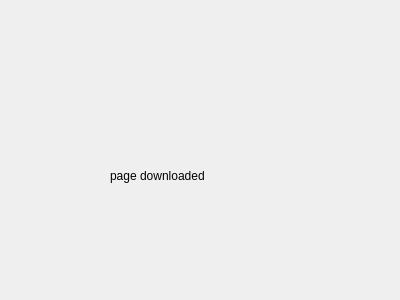
Before: the Qt Designer form page_downloaded.ui in cloudfirst/bigFileTool, drawn with Qt 5.
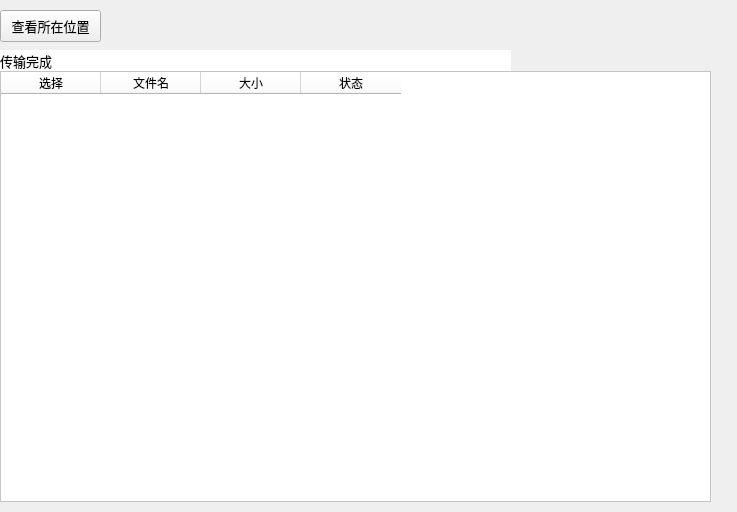
After: the same form once the commit is applied.

```diff
--- a/page_downloaded.ui
+++ b/page_downloaded.ui
@@ -6,26 +6,139 @@
    <rect>
     <x>0</x>
     <y>0</y>
-    <width>400</width>
-    <height>300</height>
+    <width>737</width>
+    <height>512</height>
    </rect>
   </property>
   <property name="windowTitle">
    <string>Form</string>
   </property>
+  <widget class="QPushButton" name="bt_show_directory">
+   <property name="geometry">
+    <rect>
+     <x>0</x>
+     <y>10</y>
+     <width>101</width>
+     <height>32</height>
+    </rect>
+   </property>
+   <property name="font">
+    <font>
+     <family>Microsoft YaHei</family>
+     <pointsize>10</pointsize>
+    </font>
+   </property>
+   <property name="text">
+    <string>查看所在位置</string>
+   </property>
+  </widget>
   <widget class="QLabel" name="label">
    <property name="geometry">
     <rect>
-     <x>110</x>
-     <y>120</y>
-     <width>191</width>
-     <height>111</height>
+     <x>0</x>
+     <y>50</y>
+     <width>511</width>
+     <height>21</height>
     </rect>
    </property>
+   <property name="font">
+    <font>
+     <family>Microsoft YaHei</family>
+     <pointsize>10</pointsize>
+    </font>
+   </property>
+   <property name="styleSheet">
+    <string notr="true">background-color:white</string>
+   </property>
    <property name="text">
-    <string>page downloaded </string>
+    <string>传输完成</string>
    </property>
   </widget>
+  <widget class="QTableWidget" name="tableWidget">
+   <property name="geometry">
+    <rect>
+     <x>0</x>
+     <y>71</y>
+     <width>711</width>
+     <height>431</height>
+    </rect>
+   </property>
+   <property name="styleSheet">
+    <string notr="true">background-color:white</string>
+   </property>
+   <column>
+    <property name="text">
+     <string>选择</string>
+    </property>
+    <property name="font">
+     <font>
+      <family>Microsoft YaHei</family>
+      <pointsize>9</pointsize>
+     </font>
+    </property>
+    <property name="background">
+     <color>
+      <red>218</red>
+      <green>218</green>
+      <blue>218</blue>
+     </color>
+    </property>
+   </column>
+   <column>
+    <property name="text">
+     <string>文件名</string>
+    </property>
+    <property name="font">
+     <font>
+      <family>Microsoft YaHei</family>
+      <pointsize>9</pointsize>
+     </font>
+    </property>
+    <property name="background">
+     <color>
+      <red>218</red>
+      <green>218</green>
+      <blue>218</blue>
+     </color>
+    </property>
+   </column>
+   <column>
+    <property name="text">
+     <string>大小</string>
+    </property>
+    <property name="font">
+     <font>
+      <family>Microsoft YaHei</family>
+      <pointsize>9</pointsize>
+     </font>
+    </property>
+    <property name="background">
+     <color>
+      <red>218</red>
+      <green>218</green>
+      <blue>218</blue>
+     </color>
+    </property>
+   </column>
+   <column>
+    <property name="text">
+     <string>状态</string>
+    </property>
+    <property name="font">
+     <font>
+      <family>Microsoft YaHei</family>
+      <pointsize>9</pointsize>
+     </font>
+    </property>
+    <property name="background">
+     <color>
+      <red>218</red>
+      <green>218</green>
+      <blue>218</blue>
+     </color>
+    </property>
+   </column>
+  </widget>
  </widget>
  <resources/>
  <connections/>
```
